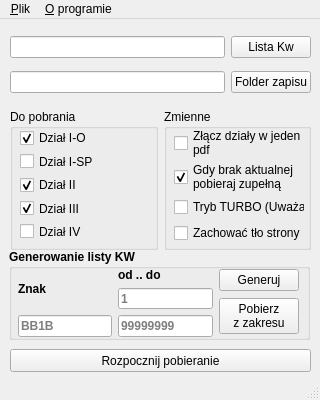
Above: eKW_pobieracz.ui from piotrgo/eKW-pobieracz before the change. Below: the same form after it.
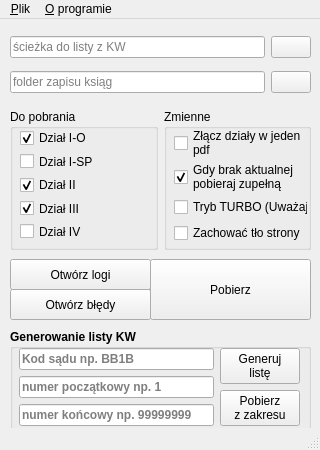
That is the form after the change. Icons and pictures are not drawn.

```diff
--- a/eKW_pobieracz.ui
+++ b/eKW_pobieracz.ui
@@ -7,19 +7,19 @@
     <x>0</x>
     <y>0</y>
     <width>320</width>
-    <height>400</height>
+    <height>450</height>
    </rect>
   </property>
   <property name="minimumSize">
    <size>
     <width>320</width>
-    <height>400</height>
+    <height>450</height>
    </size>
   </property>
   <property name="maximumSize">
    <size>
     <width>320</width>
-    <height>400</height>
+    <height>450</height>
    </size>
   </property>
   <property name="windowTitle">
@@ -39,12 +39,19 @@
      <item>
       <layout class="QHBoxLayout" name="horizontalLayout">
        <item>
-        <widget class="QLineEdit" name="lineList"/>
+        <widget class="QLineEdit" name="lineList">
+         <property name="toolTip">
+          <string>&lt;html&gt;&lt;head/&gt;&lt;body&gt;&lt;p&gt;ścieżka do listy z KW&lt;/p&gt;&lt;/body&gt;&lt;/html&gt;</string>
+         </property>
+         <property name="placeholderText">
+          <string>ścieżka do listy z KW</string>
+         </property>
+        </widget>
        </item>
        <item>
         <widget class="QPushButton" name="btnList">
          <property name="text">
-          <string>Lista Kw</string>
+          <string/>
          </property>
         </widget>
        </item>
@@ -53,12 +60,19 @@
      <item>
       <layout class="QHBoxLayout" name="horizontalLayout_2">
        <item>
-        <widget class="QLineEdit" name="lineSave"/>
+        <widget class="QLineEdit" name="lineSave">
+         <property name="toolTip">
+          <string>&lt;html&gt;&lt;head/&gt;&lt;body&gt;&lt;p&gt;folder zapisu ksiąg&lt;/p&gt;&lt;/body&gt;&lt;/html&gt;</string>
+         </property>
+         <property name="placeholderText">
+          <string>folder zapisu ksiąg</string>
+         </property>
+        </widget>
        </item>
        <item>
         <widget class="QPushButton" name="btnSave">
          <property name="text">
-          <string>Folder zapisu</string>
+          <string/>
          </property>
         </widget>
        </item>
@@ -69,23 +83,29 @@
    <widget class="QPushButton" name="btnRun">
     <property name="geometry">
      <rect>
-      <x>10</x>
-      <y>330</y>
-      <width>301</width>
-      <height>23</height>
+      <x>150</x>
+      <y>240</y>
+      <width>161</width>
+      <height>61</height>
      </rect>
     </property>
     <property name="text">
-     <string>Rozpocznij pobieranie</string>
+     <string>Pobierz</string>
+    </property>
+    <property name="iconSize">
+     <size>
+      <width>24</width>
+      <height>32</height>
+     </size>
     </property>
    </widget>
    <widget class="QGroupBox" name="groupBox">
     <property name="geometry">
      <rect>
-      <x>9</x>
-      <y>230</y>
+      <x>10</x>
+      <y>310</y>
       <width>301</width>
-      <height>91</height>
+      <height>101</height>
      </rect>
     </property>
     <property name="font">
@@ -103,34 +123,19 @@
        <x>9</x>
        <y>19</y>
        <width>281</width>
-       <height>69</height>
+       <height>78</height>
       </rect>
      </property>
      <layout class="QHBoxLayout" name="horizontalLayout_4">
       <item>
        <layout class="QVBoxLayout" name="verticalLayout_4">
-        <item>
-         <widget class="QLabel" name="label_3">
-          <property name="text">
-           <string>Znak</string>
-          </property>
-         </widget>
-        </item>
         <item>
          <widget class="QLineEdit" name="lineSign">
-          <property name="placeholderText">
-           <string>BB1B</string>
+          <property name="toolTip">
+           <string>&lt;html&gt;&lt;head/&gt;&lt;body&gt;&lt;p&gt;Kod sądu np. BB1B&lt;/p&gt;&lt;/body&gt;&lt;/html&gt;</string>
           </property>
-         </widget>
-        </item>
-       </layout>
-      </item>
-      <item>
-       <layout class="QVBoxLayout" name="verticalLayout_5">
-        <item>
-         <widget class="QLabel" name="label_4">
-          <property name="text">
-           <string>od .. do</string>
+          <property name="placeholderText">
+           <string>Kod sądu np. BB1B</string>
           </property>
          </widget>
         </item>
@@ -140,7 +145,7 @@
            <string/>
           </property>
           <property name="placeholderText">
-           <string>1</string>
+           <string>numer początkowy np. 1</string>
           </property>
          </widget>
         </item>
@@ -150,7 +155,7 @@
            <string/>
           </property>
           <property name="placeholderText">
-           <string>99999999</string>
+           <string>numer końcowy np. 99999999</string>
           </property>
          </widget>
         </item>
@@ -167,7 +172,8 @@
            </font>
           </property>
           <property name="text">
-           <string>Generuj</string>
+           <string>Generuj
+listę</string>
           </property>
          </widget>
         </item>
@@ -286,12 +292,12 @@
        <property name="title">
         <string>Zmienne</string>
        </property>
-       <widget class="QWidget" name="">
+       <widget class="QWidget" name="layoutWidget">
         <property name="geometry">
          <rect>
           <x>10</x>
           <y>20</y>
-          <width>131</width>
+          <width>134</width>
           <height>114</height>
          </rect>
         </property>
@@ -341,6 +347,38 @@
      </item>
     </layout>
    </widget>
+   <widget class="QPushButton" name="btnLog">
+    <property name="geometry">
+     <rect>
+      <x>10</x>
+      <y>240</y>
+      <width>141</width>
+      <height>31</height>
+     </rect>
+    </property>
+    <property name="toolTip">
+     <string>&lt;html&gt;&lt;head/&gt;&lt;body&gt;&lt;p&gt;Otwórz plik z zapisanymi logami z ostatniej operacji.&lt;/p&gt;&lt;/body&gt;&lt;/html&gt;</string>
+    </property>
+    <property name="text">
+     <string>Otwórz logi</string>
+    </property>
+   </widget>
+   <widget class="QPushButton" name="btnErr">
+    <property name="geometry">
+     <rect>
+      <x>10</x>
+      <y>270</y>
+      <width>141</width>
+      <height>31</height>
+     </rect>
+    </property>
+    <property name="toolTip">
+     <string>&lt;html&gt;&lt;head/&gt;&lt;body&gt;&lt;p&gt;Otwórz plik z odnotowanymi błędami działania programu lub wsadu do programu.&lt;/p&gt;&lt;/body&gt;&lt;/html&gt;</string>
+    </property>
+    <property name="text">
+     <string>Otwórz błędy</string>
+    </property>
+   </widget>
   </widget>
   <widget class="QMenuBar" name="menubar">
    <property name="geometry">
```
Left out of the diff: 32 changed lines with no effect on the pictures.
